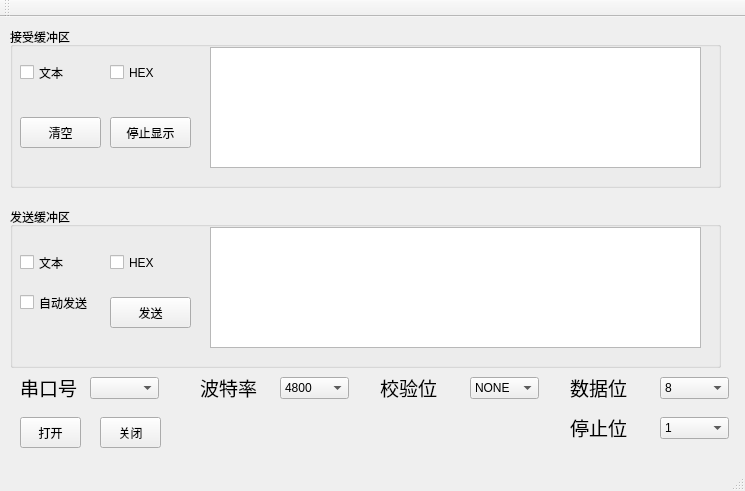
Old version of the form mainwindow.ui in the repository opera09872007/Qt-SerialTools.
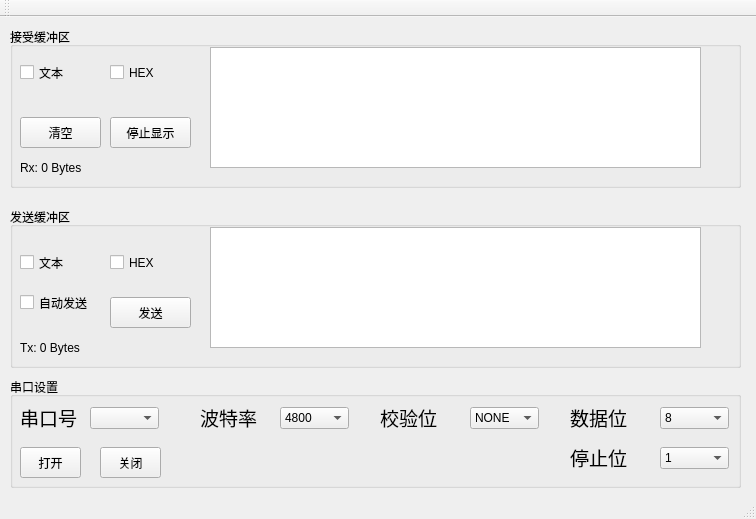
New version of the form.

Commit message: 完成发送，接受（左侧按钮，数据大小，自动发送，数据格式，清空，停止显示未完成）

```diff
--- a/mainwindow.ui
+++ b/mainwindow.ui
@@ -6,8 +6,8 @@
    <rect>
     <x>0</x>
     <y>0</y>
-    <width>745</width>
-    <height>491</height>
+    <width>756</width>
+    <height>519</height>
    </rect>
   </property>
   <property name="windowTitle">
@@ -19,7 +19,7 @@
      <rect>
       <x>10</x>
       <y>10</y>
-      <width>711</width>
+      <width>731</width>
       <height>161</height>
      </rect>
     </property>
@@ -88,13 +88,26 @@
       <string>清空</string>
      </property>
     </widget>
+    <widget class="QLabel" name="label_7">
+     <property name="geometry">
+      <rect>
+       <x>10</x>
+       <y>130</y>
+       <width>71</width>
+       <height>21</height>
+      </rect>
+     </property>
+     <property name="text">
+      <string>Rx: 0 Bytes</string>
+     </property>
+    </widget>
    </widget>
    <widget class="QGroupBox" name="groupBox_2">
     <property name="geometry">
      <rect>
       <x>10</x>
       <y>190</y>
-      <width>711</width>
+      <width>731</width>
       <height>161</height>
      </rect>
     </property>
@@ -163,60 +176,37 @@
       <string>发送</string>
      </property>
     </widget>
-   </widget>
-   <widget class="QLabel" name="label">
+    <widget class="QLabel" name="label_8">
     <property name="geometry">
      <rect>
-      <x>20</x>
-      <y>360</y>
-      <width>61</width>
+       <x>10</x>
+       <y>130</y>
+       <width>81</width>
       <height>21</height>
      </rect>
     </property>
-    <property name="font">
-     <font>
-      <family>Arial</family>
-      <pointsize>14</pointsize>
-     </font>
-    </property>
     <property name="text">
-     <string>串口号：</string>
-    </property>
-   </widget>
-   <widget class="QComboBox" name="comboBox">
-    <property name="geometry">
-     <rect>
-      <x>90</x>
-      <y>360</y>
-      <width>69</width>
-      <height>22</height>
-     </rect>
-    </property>
+      <string>Tx: 0 Bytes</string>
+     </property>
+    </widget>
    </widget>
-   <widget class="QLabel" name="label_2">
+   <widget class="QGroupBox" name="groupBox_3">
     <property name="geometry">
      <rect>
-      <x>200</x>
+      <x>10</x>
       <y>360</y>
-      <width>61</width>
-      <height>21</height>
+      <width>731</width>
+      <height>111</height>
      </rect>
     </property>
-    <property name="font">
-     <font>
-      <family>Arial</family>
-      <pointsize>14</pointsize>
-     </font>
+    <property name="title">
+     <string>串口设置</string>
     </property>
-    <property name="text">
-     <string>波特率：</string>
-    </property>
-   </widget>
-   <widget class="QComboBox" name="comboBox_2">
+    <widget class="QComboBox" name="BaudBox">
     <property name="geometry">
      <rect>
-      <x>280</x>
-      <y>360</y>
+       <x>270</x>
+       <y>30</y>
       <width>69</width>
       <height>22</height>
      </rect>
@@ -252,55 +242,11 @@
      </property>
     </item>
    </widget>
-   <widget class="QLabel" name="label_3">
+    <widget class="QComboBox" name="DataBitsBox">
     <property name="geometry">
      <rect>
-      <x>380</x>
-      <y>360</y>
-      <width>61</width>
-      <height>21</height>
-     </rect>
-    </property>
-    <property name="font">
-     <font>
-      <family>Arial</family>
-      <pointsize>14</pointsize>
-     </font>
-    </property>
-    <property name="text">
-     <string>校验位：</string>
-    </property>
-   </widget>
-   <widget class="QComboBox" name="comboBox_3">
-    <property name="geometry">
-     <rect>
-      <x>470</x>
-      <y>360</y>
-      <width>69</width>
-      <height>22</height>
-     </rect>
-    </property>
-    <item>
-     <property name="text">
-      <string>NONE</string>
-     </property>
-    </item>
-    <item>
-     <property name="text">
-      <string>ODD</string>
-     </property>
-    </item>
-    <item>
-     <property name="text">
-      <string>EVE</string>
-     </property>
-    </item>
-   </widget>
-   <widget class="QComboBox" name="comboBox_4">
-    <property name="geometry">
-     <rect>
-      <x>660</x>
-      <y>360</y>
+       <x>650</x>
+       <y>30</y>
       <width>69</width>
       <height>22</height>
      </rect>
@@ -326,11 +272,31 @@
      </property>
     </item>
    </widget>
+    <widget class="QComboBox" name="StopBitsBox">
+     <property name="geometry">
+      <rect>
+       <x>650</x>
+       <y>70</y>
+       <width>69</width>
+       <height>22</height>
+      </rect>
+     </property>
+     <item>
+      <property name="text">
+       <string>1</string>
+      </property>
+     </item>
+     <item>
+      <property name="text">
+       <string>2</string>
+      </property>
+     </item>
+    </widget>
    <widget class="QLabel" name="label_4">
     <property name="geometry">
      <rect>
-      <x>570</x>
-      <y>360</y>
+       <x>560</x>
+       <y>30</y>
       <width>61</width>
       <height>21</height>
      </rect>
@@ -345,11 +311,49 @@
      <string>数据位：</string>
     </property>
    </widget>
-   <widget class="QPushButton" name="pushButton">
+    <widget class="QLabel" name="label">
     <property name="geometry">
      <rect>
-      <x>20</x>
-      <y>400</y>
+       <x>10</x>
+       <y>30</y>
+       <width>61</width>
+       <height>21</height>
+      </rect>
+     </property>
+     <property name="font">
+      <font>
+       <family>Arial</family>
+       <pointsize>14</pointsize>
+      </font>
+     </property>
+     <property name="text">
+      <string>串口号：</string>
+     </property>
+    </widget>
+    <widget class="QLabel" name="label_5">
+     <property name="geometry">
+      <rect>
+       <x>560</x>
+       <y>70</y>
+       <width>61</width>
+       <height>21</height>
+      </rect>
+     </property>
+     <property name="font">
+      <font>
+       <family>Arial</family>
+       <pointsize>14</pointsize>
+      </font>
+     </property>
+     <property name="text">
+      <string>停止位：</string>
+     </property>
+    </widget>
+    <widget class="QPushButton" name="OpenPortButton">
+     <property name="geometry">
+      <rect>
+       <x>10</x>
+       <y>70</y>
       <width>61</width>
       <height>31</height>
      </rect>
@@ -361,8 +365,8 @@
    <widget class="QPushButton" name="pushButton_2">
     <property name="geometry">
      <rect>
-      <x>100</x>
-      <y>400</y>
+       <x>90</x>
+       <y>70</y>
       <width>61</width>
       <height>31</height>
      </rect>
@@ -371,11 +375,21 @@
      <string>关闭</string>
     </property>
    </widget>
-   <widget class="QLabel" name="label_5">
+    <widget class="QComboBox" name="PortBox">
     <property name="geometry">
      <rect>
-      <x>570</x>
-      <y>400</y>
+       <x>80</x>
+       <y>30</y>
+       <width>69</width>
+       <height>22</height>
+      </rect>
+     </property>
+    </widget>
+    <widget class="QLabel" name="label_3">
+     <property name="geometry">
+      <rect>
+       <x>370</x>
+       <y>30</y>
       <width>61</width>
       <height>21</height>
      </rect>
@@ -387,28 +401,66 @@
      </font>
     </property>
     <property name="text">
-     <string>停止位：</string>
-    </property>
-   </widget>
-   <widget class="QComboBox" name="comboBox_5">
+      <string>校验位：</string>
+     </property>
+    </widget>
+    <widget class="QComboBox" name="ParityBox">
     <property name="geometry">
      <rect>
-      <x>660</x>
-      <y>400</y>
+       <x>460</x>
+       <y>30</y>
       <width>69</width>
       <height>22</height>
      </rect>
     </property>
     <item>
      <property name="text">
-      <string>1</string>
+       <string>NONE</string>
      </property>
     </item>
     <item>
      <property name="text">
-      <string>2</string>
-     </property>
-    </item>
+       <string>ODD</string>
+      </property>
+     </item>
+     <item>
+      <property name="text">
+       <string>EVE</string>
+      </property>
+     </item>
+    </widget>
+    <widget class="QLabel" name="label_2">
+     <property name="geometry">
+      <rect>
+       <x>190</x>
+       <y>30</y>
+       <width>61</width>
+       <height>21</height>
+      </rect>
+     </property>
+     <property name="font">
+      <font>
+       <family>Arial</family>
+       <pointsize>14</pointsize>
+      </font>
+     </property>
+     <property name="text">
+      <string>波特率：</string>
+     </property>
+    </widget>
+    <widget class="QLabel" name="StateLabel">
+     <property name="geometry">
+      <rect>
+       <x>190</x>
+       <y>70</y>
+       <width>341</width>
+       <height>21</height>
+      </rect>
+     </property>
+     <property name="text">
+      <string/>
+     </property>
+    </widget>
    </widget>
   </widget>
   <widget class="QMenuBar" name="menuBar">
```
Left out of the diff: 8 changed lines with no effect on the pictures. Lines whose indentation alone changed are shown as unchanged. The commit also changes 3 other files.
